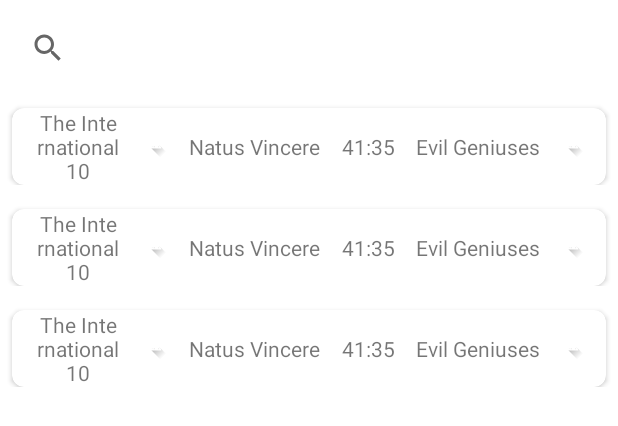
After one commit to Zoarchous/Dota-Stats, an Android app: the layout fragment_pro_matches.xml on its own in the app's theme, with its tools: preview values and no code run, on a phone screen of 412 x 824 dp. The commit adds this screen. Shown: the top 426 px of the screen. Run offline under Robolectric (Android 15) with nearby library versions, the phone set to English and light mode, and no system bars.

Commit message:
ProMatch Adapter in progress

```diff
--- /dev/null
+++ b/app/src/main/java/com/example/dota2stats/presentation/proMatches/ProMatchItemDiffCallback.kt
@@ -0,0 +1,15 @@
+package com.example.dota2stats.presentation.proMatches
+
+import androidx.recyclerview.widget.DiffUtil
+import com.example.dota2stats.domain.proMatches.ProMatchItem
+
+class ProMatchItemDiffCallback: DiffUtil.ItemCallback<ProMatchItem>(){
+    override fun areItemsTheSame(oldItem: ProMatchItem, newItem: ProMatchItem): Boolean {
+        return oldItem.match_id == newItem.match_id
+    }
+
+    override fun areContentsTheSame(oldItem: ProMatchItem, newItem: ProMatchItem): Boolean {
+        return oldItem == newItem
+    }
+
+}
--- /dev/null
+++ b/app/src/main/java/com/example/dota2stats/presentation/proMatches/ProMatchItemViewHolder.kt
@@ -0,0 +1,16 @@
+package com.example.dota2stats.presentation.proMatches
+
+import android.view.View
+import android.widget.ImageView
+import android.widget.TextView
+import androidx.recyclerview.widget.RecyclerView
+import com.example.dota2stats.R
+
+class ProMatchItemViewHolder(val view: View): RecyclerView.ViewHolder(view) {
+    val league: TextView = view.findViewById(R.id.leagueName)
+    val radiantName: TextView = view.findViewById(R.id.radiantTeam)
+    val direName: TextView = view.findViewById(R.id.direTeam)
+    val time: TextView = view.findViewById(R.id.matchTime)
+    val direIcon: ImageView = view.findViewById(R.id.direIcon)
+    val radiantIcon: ImageView = view.findViewById(R.id.radiantIcon)
+}
--- /dev/null
+++ b/app/src/main/java/com/example/dota2stats/presentation/proMatches/ProMatchesAdapter.kt
@@ -0,0 +1,17 @@
+package com.example.dota2stats.presentation.proMatches
+
+
+import android.view.ViewGroup
+import androidx.recyclerview.widget.ListAdapter
+import com.example.dota2stats.domain.proMatches.ProMatchItem
+
+class ProMatchesAdapter:
+    ListAdapter<ProMatchItem, ProMatchItemViewHolder>(ProMatchItemDiffCallback()) {
+    override fun onCreateViewHolder(parent: ViewGroup, viewType: Int): ProMatchItemViewHolder {
+        TODO("Not yet implemented")
+    }
+
+    override fun onBindViewHolder(holder: ProMatchItemViewHolder, position: Int) {
+        TODO("Not yet implemented")
+    }
+}
--- /dev/null
+++ b/app/src/main/java/com/example/dota2stats/presentation/proMatches/ProMatchesFragment.kt
@@ -0,0 +1,40 @@
+package com.example.dota2stats.presentation.proMatches
+
+import android.os.Bundle
+import androidx.fragment.app.Fragment
+import android.view.LayoutInflater
+import android.view.View
+import android.view.ViewGroup
+import com.example.dota2stats.R
+
+class ProMatchesFragment : Fragment() {
+
+
+    override fun onCreateView(
+        inflater: LayoutInflater, container: ViewGroup?,
+        savedInstanceState: Bundle?
+    ): View? {
+
+        return inflater.inflate(R.layout.fragment_pro_matches, container, false)
+    }
+
+//    companion object {
+//        /**
+//         * Use this factory method to create a new instance of
+//         * this fragment using the provided parameters.
+//         *
+//         * @param param1 Parameter 1.
+//         * @param param2 Parameter 2.
+//         * @return A new instance of fragment ProMatchesFragment.
+//         */
+//        // TODO: Rename and change types and number of parameters
+//        @JvmStatic
+//        fun newInstance(param1: String, param2: String) =
+//            ProMatchesFragment().apply {
+//                arguments = Bundle().apply {
+//                    putString(ARG_PARAM1, param1)
+//                    putString(ARG_PARAM2, param2)
+//                }
+//            }
+//    }
+}
--- /dev/null
+++ b/app/src/main/res/layout/fragment_pro_matches.xml
@@ -0,0 +1,31 @@
+<?xml version="1.0" encoding="utf-8"?>
+<androidx.constraintlayout.widget.ConstraintLayout xmlns:android="http://schemas.android.com/apk/res/android"
+    xmlns:tools="http://schemas.android.com/tools"
+    android:layout_width="match_parent"
+    android:layout_height="match_parent"
+    xmlns:app="http://schemas.android.com/apk/res-auto"
+    tools:context=".presentation.proMatches.ProMatchesFragment">
+
+    <androidx.appcompat.widget.SearchView
+        android:id="@+id/proMatchesSearchView"
+        android:layout_width="match_parent"
+        android:layout_height="wrap_content"
+        app:layout_constraintStart_toStartOf="parent"
+        app:layout_constraintEnd_toEndOf="parent"
+        app:layout_constraintTop_toTopOf="parent"
+        android:layout_marginTop="@dimen/default_margin"
+        android:layout_marginStart="@dimen/default_margin"
+        android:layout_marginEnd="@dimen/default_margin"
+        />
+    <androidx.recyclerview.widget.RecyclerView
+        android:id="@+id/proMatchesRecView"
+        android:layout_width="match_parent"
+        android:layout_height="0dp"
+        app:layout_constraintTop_toBottomOf="@id/proMatchesSearchView"
+        app:layout_constraintStart_toStartOf="parent"
+        app:layout_constraintEnd_toEndOf="parent"
+        app:layout_constraintBottom_toBottomOf="parent"
+        tools:listitem="@layout/pro_match_item"
+        />
+
+</androidx.constraintlayout.widget.ConstraintLayout>
--- /dev/null
+++ b/app/src/main/res/layout/pro_match_item.xml
@@ -0,0 +1,93 @@
+<?xml version="1.0" encoding="utf-8"?>
+<LinearLayout xmlns:android="http://schemas.android.com/apk/res/android"
+    xmlns:app="http://schemas.android.com/apk/res-auto"
+    xmlns:tools="http://schemas.android.com/tools"
+    android:orientation="vertical"
+    android:layout_width="match_parent"
+    android:layout_height="wrap_content"
+    android:layout_marginTop="@dimen/default_margin">
+
+    <androidx.cardview.widget.CardView
+        android:layout_width="match_parent"
+        android:layout_height="wrap_content"
+        android:layout_marginTop="@dimen/default_margin"
+        android:layout_marginStart="@dimen/default_margin"
+        android:layout_marginEnd="@dimen/default_margin"
+        app:cardCornerRadius="@dimen/default_corner_radius">
+
+        <androidx.constraintlayout.widget.ConstraintLayout
+            android:layout_width="match_parent"
+            android:layout_height="match_parent">
+
+            <TextView
+                android:id="@+id/leagueName"
+                android:layout_width="60dp"
+                android:layout_height="wrap_content"
+                app:layout_constraintEnd_toStartOf="@+id/radiantIcon"
+                app:layout_constraintHorizontal_bias="0.5"
+                app:layout_constraintStart_toStartOf="parent"
+                app:layout_constraintTop_toTopOf="parent"
+                app:layout_constraintBottom_toBottomOf="parent"
+                tools:text="The International 10"
+                android:gravity="center|center_vertical" />
+
+            <ImageView
+                android:id="@+id/radiantIcon"
+                android:layout_width="15dp"
+                android:layout_height="15dp"
+                app:layout_constraintEnd_toStartOf="@+id/radiantTeam"
+                app:layout_constraintHorizontal_bias="0.5"
+                app:layout_constraintStart_toEndOf="@+id/leagueName"
+                app:layout_constraintTop_toTopOf="parent"
+                app:layout_constraintBottom_toBottomOf="parent"
+                tools:src="@drawable/ic_launcher_foreground"/>
+
+            <TextView
+                android:id="@+id/radiantTeam"
+                android:layout_width="wrap_content"
+                android:layout_height="wrap_content"
+                app:layout_constraintEnd_toStartOf="@+id/matchTime"
+                app:layout_constraintHorizontal_bias="0.5"
+                app:layout_constraintStart_toEndOf="@+id/radiantIcon"
+                app:layout_constraintTop_toTopOf="parent"
+                app:layout_constraintBottom_toBottomOf="parent"
+                tools:text="Natus Vincere"/>
+
+            <TextView
+                android:id="@+id/matchTime"
+                android:layout_width="wrap_content"
+                android:layout_height="wrap_content"
+                app:layout_constraintEnd_toStartOf="@+id/direTeam"
+                app:layout_constraintHorizontal_bias="0.5"
+                app:layout_constraintStart_toEndOf="@+id/radiantTeam"
+                app:layout_constraintTop_toTopOf="parent"
+                app:layout_constraintBottom_toBottomOf="parent"
+                tools:text="41:35"/>
+
+            <TextView
+                android:id="@+id/direTeam"
+                android:layout_width="wrap_content"
+                android:layout_height="wrap_content"
+                app:layout_constraintEnd_toStartOf="@+id/direIcon"
+                app:layout_constraintHorizontal_bias="0.5"
+                app:layout_constraintStart_toEndOf="@+id/matchTime"
+                app:layout_constraintTop_toTopOf="parent"
+                app:layout_constraintBottom_toBottomOf="parent"
+                tools:text="Evil Geniuses"/>
+
+            <ImageView
+                android:id="@+id/direIcon"
+                android:layout_width="15dp"
+                android:layout_height="15dp"
+                app:layout_constraintEnd_toEndOf="parent"
+                app:layout_constraintHorizontal_bias="0.5"
+                app:layout_constraintStart_toEndOf="@+id/direTeam"
+                app:layout_constraintTop_toTopOf="parent"
+                app:layout_constraintBottom_toBottomOf="parent"
+                tools:src="@drawable/ic_launcher_foreground"/>
+        </androidx.constraintlayout.widget.ConstraintLayout>
+
+
+    </androidx.cardview.widget.CardView>
+
+</LinearLayout>
--- /dev/null
+++ b/app/src/main/res/values/dimens.xml
@@ -0,0 +1,5 @@
+<?xml version="1.0" encoding="utf-8"?>
+<resources>
+    <dimen name="default_margin">8dp</dimen>
+    <dimen name="default_corner_radius">8dp</dimen>
+</resources>
--- a/app/src/main/res/values/strings.xml
+++ b/app/src/main/res/values/strings.xml
@@ -1,3 +1,5 @@
 <resources>
     <string name="app_name">Dota 2 Stats</string>
+    <!-- TODO: Remove or change this placeholder text -->
+    <string name="hello_blank_fragment">Hello blank fragment</string>
 </resources>
--- a/build.gradle
+++ b/build.gradle
@@ -6,7 +6,7 @@ buildscript {
     }
     dependencies {
         classpath "com.android.tools.build:gradle:7.0.3"
-        classpath "org.jetbrains.kotlin:kotlin-gradle-plugin:1.5.31"
+        classpath 'org.jetbrains.kotlin:kotlin-gradle-plugin:1.6.10'
         classpath 'com.google.dagger:hilt-android-gradle-plugin:2.38.1'
 
         // NOTE: Do not place your application dependencies here; they belong
```
